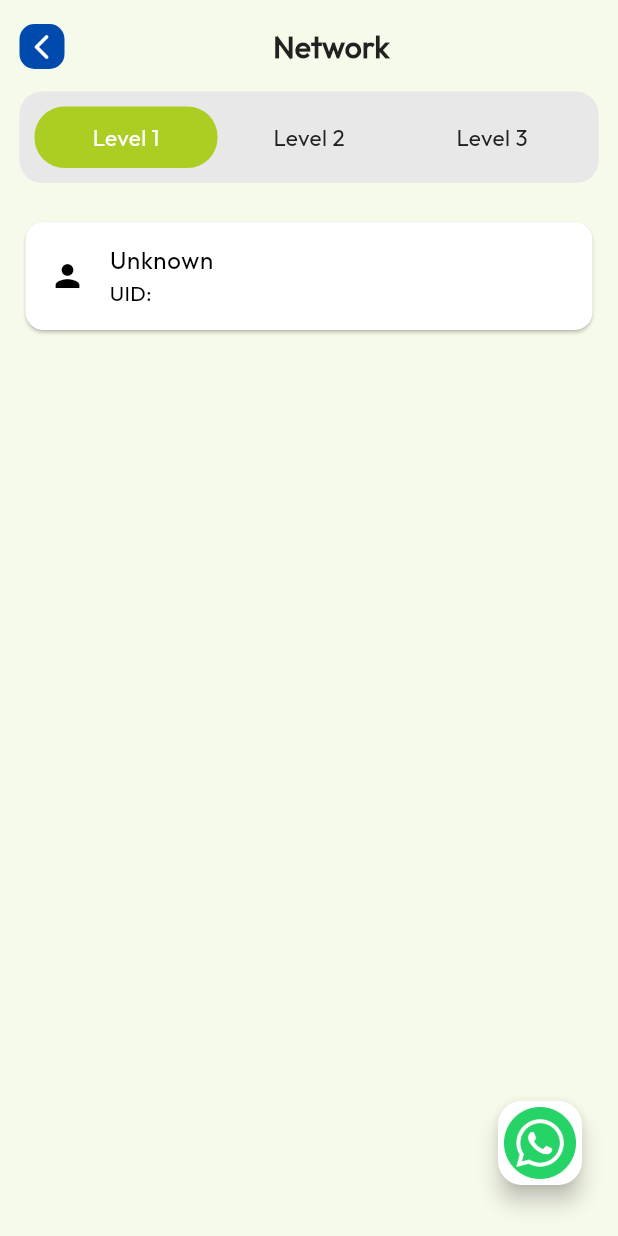
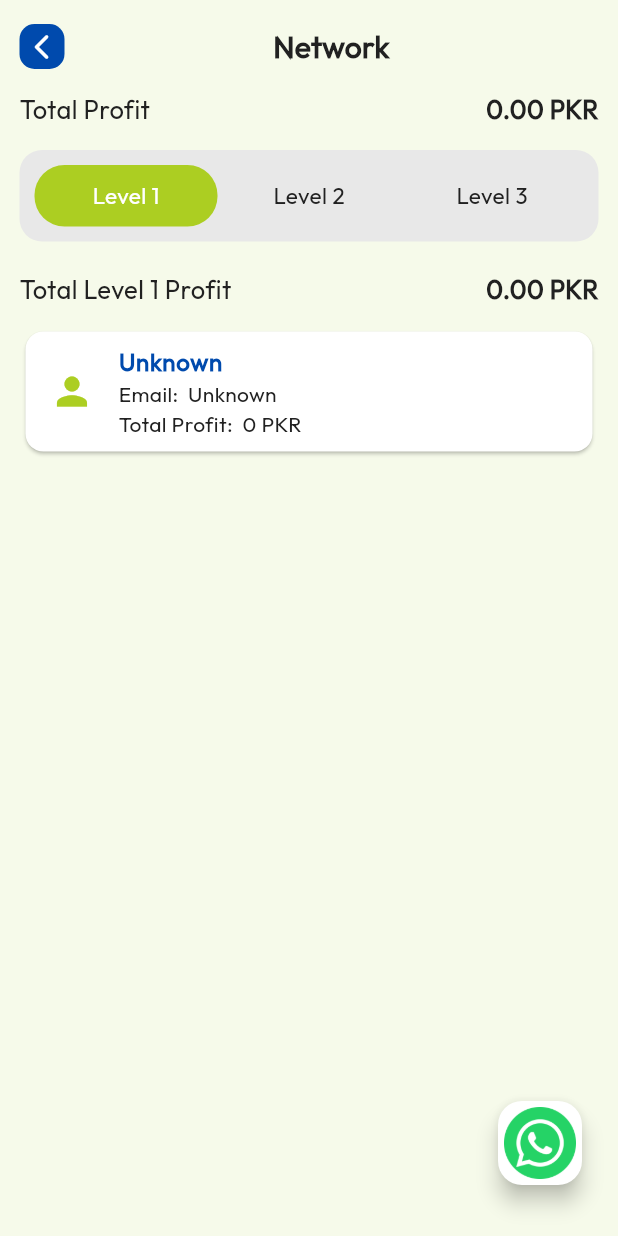
Before and after one commit to LeasureNFT/leasure_nft, a Flutter app: the NetworkScreen screen opened directly, on a phone screen of 412 x 824 dp. Run offline on Flutter 3.47's test engine with Material 3 defaults, Android fonts, the phone set to English and light mode, and no system bars; our stand-ins replace cloud_firestore, device_info_plus, dropdown_search, firebase_auth, firebase_core, flutter_rating_bar and 6 more; missing offline and left inert: universal_html; accounts and stored records are empty.

Commit message:
final pushed

```diff
--- a/lib/app/auth_controllers/verification_controler.dart
+++ b/lib/app/auth_controllers/verification_controler.dart
@@ -1,4 +1,3 @@
-
 import 'package:cloud_firestore/cloud_firestore.dart';
 import 'package:firebase_auth/firebase_auth.dart';
 import 'package:flutter/material.dart';
@@ -36,7 +35,8 @@ class VerificationController extends GetxController {
         name.value = args['name'];
 
         // Retrieve OTP verification ID
-        Get.log("[DEBUG] VerificationController initialized with email: $email, name: $name, deviceId: $deviceId");
+        Get.log(
+            "[DEBUG] VerificationController initialized with email: $email, name: $name, deviceId: $deviceId");
       }
     });
   }
@@ -132,7 +132,7 @@ class VerificationController extends GetxController {
       } else {
         // Email not verified – Delete unverified user
         await refreshedUser?.delete();
-      showToast("Email not verified. Account has been deleted.", isError: true);
+        showToast("Email not verified. Please go back and sigun with original emmail", isError: true);
         Get.offAllNamed(AppRoutes.signUp);
       }
     } catch (e) {
@@ -141,5 +141,4 @@ class VerificationController extends GetxController {
       isLoading.value = false;
     }
   }
-
 }
--- a/lib/app/users/contollers/user_main_controller.dart
+++ b/lib/app/users/contollers/user_main_controller.dart
@@ -4,7 +4,7 @@ import 'package:flutter/widgets.dart';
 import 'package:get/get.dart';
 import 'package:leasure_nft/app/users/models/user_model.dart';
 
-enum DashboardTab { deposit, task, home, withdraw, profile , network }
+enum DashboardTab { home, deposit, task, withdraw, network, profile }
 
 class UserDashboardController extends GetxController {
   Rx<UserModel?> userModel = Rx<UserModel?>(null); // 🔥 Reactive UserModel
--- a/lib/app/users/screens/dashboard/main_screen.dart
+++ b/lib/app/users/screens/dashboard/main_screen.dart
@@ -8,7 +8,6 @@ import 'package:leasure_nft/app/core/app_colors.dart';
 import 'package:leasure_nft/app/core/app_textstyle.dart';
 import 'package:leasure_nft/app/core/widgets/toas_message.dart';
 import 'package:leasure_nft/app/users/contollers/user_main_controller.dart';
-import 'package:leasure_nft/app/users/screens/network/network_screen.dart';
 import 'package:leasure_nft/app/users/screens/records/record_screen.dart';
 
 class UserMainScreen extends GetView<UserDashboardController> {
--- a/lib/app/users/screens/network/network_screen.dart
+++ b/lib/app/users/screens/network/network_screen.dart
@@ -1,10 +1,10 @@
 import 'package:flutter/material.dart';
 import 'package:flutter_screenutil/flutter_screenutil.dart';
-import 'package:flutter_simple_treeview/flutter_simple_treeview.dart';
 import 'package:get/get.dart';
 import 'package:leasure_nft/app/core/app_colors.dart';
 import 'package:leasure_nft/app/core/app_textstyle.dart';
 import 'package:leasure_nft/app/core/widgets/header.dart';
+import 'package:leasure_nft/app/users/contollers/user_main_controller.dart';
 import 'package:leasure_nft/app/users/screens/network/controller/network_controller.dart';
 import 'package:leasure_nft/app/users/screens/records/user_deposit_records.dart';
 
@@ -24,8 +24,34 @@ class NetworkScreen extends GetView<NetworkController> {
                     Header(
                         title: "Network",
                         ontap: () {
-                          Get.back();
+                          final controller1 =
+                              Get.find<UserDashboardController>();
+                          controller1.changePage(DashboardTab.home.index);
                         }),
+                    SizedBox(
+                      height: 15.h,
+                    ),
+                    Row(
+                      mainAxisAlignment: MainAxisAlignment.spaceBetween,
+                      children: [
+                        Text(
+                          "Total Profit",
+                          style: AppTextStyles.adaptiveText(context, 17)
+                              .copyWith(
+                                  fontWeight: FontWeight.normal,
+                                  color: AppColors.blackColor),
+                        ),
+                        Obx(
+                          () => Text(
+                            "${controller.totalProfit.value.toStringAsFixed(2)} PKR",
+                            style: AppTextStyles.adaptiveText(context, 17)
+                                .copyWith(
+                                    fontWeight: FontWeight.bold,
+                                    color: AppColors.blackColor),
+                          ),
+                        ),
+                      ],
+                    ),
                     SizedBox(
                       height: 15.h,
                     ),
@@ -102,22 +128,152 @@ class NetworkScreen extends GetView<NetworkController> {
                         }
 
                         if (currentList.isEmpty) {
-      return Center(child: Text("No users found in this level"));
+                          return Center(
+                              child: Text("No users found in this level"));
                         }
 
-    return ListView.builder(
+                        return Column(
+                          children: [
+                            controller.currentTab.value == 0
+                                ? Row(
+                                    mainAxisAlignment:
+                                        MainAxisAlignment.spaceBetween,
+                                    children: [
+                                      Text(
+                                        "Total Level 1 Profit",
+                                        style: AppTextStyles.adaptiveText(
+                                                context, 17)
+                                            .copyWith(
+                                                fontWeight: FontWeight.normal,
+                                                color: AppColors.blackColor),
+                                      ),
+                                      Obx(
+                                        () => Text(
+                                          "${controller.level1Profit.value.toStringAsFixed(2)} PKR",
+                                          style: AppTextStyles.adaptiveText(
+                                                  context, 17)
+                                              .copyWith(
+                                                  fontWeight: FontWeight.bold,
+                                                  color: AppColors.blackColor),
+                                        ),
+                                      ),
+                                    ],
+                                  )
+                                : controller.currentTab.value == 1
+                                    ? Row(
+                                        mainAxisAlignment:
+                                            MainAxisAlignment.spaceBetween,
+                                        children: [
+                                          Text(
+                                            "Total Level 2 Profit",
+                                            style: AppTextStyles.adaptiveText(
+                                                    context, 17)
+                                                .copyWith(
+                                                    fontWeight:
+                                                        FontWeight.normal,
+                                                    color:
+                                                        AppColors.blackColor),
+                                          ),
+                                          Obx(
+                                            () => Text(
+                                              "${controller.level2Profit.value.toStringAsFixed(2)} PKR",
+                                              style: AppTextStyles.adaptiveText(
+                                                      context, 17)
+                                                  .copyWith(
+                                                      fontWeight:
+                                                          FontWeight.bold,
+                                                      color:
+                                                          AppColors.blackColor),
+                                            ),
+                                          ),
+                                        ],
+                                      )
+                                    : controller.currentTab.value == 2
+                                        ? Row(
+                                            mainAxisAlignment:
+                                                MainAxisAlignment.spaceBetween,
+                                            children: [
+                                              Text(
+                                                "Total Level 3 Profit",
+                                                style:
+                                                    AppTextStyles.adaptiveText(
+                                                            context, 17)
+                                                        .copyWith(
+                                                            fontWeight:
+                                                                FontWeight
+                                                                    .normal,
+                                                            color: AppColors
+                                                                .blackColor),
+                                              ),
+                                              Obx(
+                                                () => Text(
+                                                  "${controller.level3Profit.value.toStringAsFixed(2)} PKR",
+                                                  style: AppTextStyles
+                                                          .adaptiveText(
+                                                              context, 17)
+                                                      .copyWith(
+                                                          fontWeight:
+                                                              FontWeight.bold,
+                                                          color: AppColors
+                                                              .blackColor),
+                                                ),
+                                              ),
+                                            ],
+                                          )
+                                        : SizedBox(),
+                            SizedBox(
+                              height: 10.h,
+                            ),
+                            Expanded(
+                              child: ListView.builder(
                                 itemCount: currentList.length,
                                 itemBuilder: (context, index) {
                                   final user = currentList[index];
                                   return Card(
-          margin: EdgeInsets.symmetric(vertical: 6, horizontal: 4),
+                                    margin: EdgeInsets.symmetric(
+                                        vertical: 6, horizontal: 4),
                                     child: ListTile(
-            leading: Icon(Icons.person),
-            title: Text(user["name"]),
-            subtitle: Text("UID: ${user["id"]}"),
+                                      leading: Icon(Icons.person,
+                                          size: 30,
+                                          color: AppColors.accentColor),
+                                      title: Text(
+                                        user["name"],
+                                        style: AppTextStyles.adaptiveText(
+                                                context, 16)
+                                            .copyWith(
+                                                fontWeight: FontWeight.w600,
+                                                color: AppColors.primaryColor),
+                                      ),
+                                      subtitle: Column(
+                                        crossAxisAlignment:
+                                            CrossAxisAlignment.start,
+                                        children: [
+                                          Text(
+                                            "Email:  ${user["email"]}",
+                                            style: AppTextStyles.adaptiveText(
+                                                    context, 14)
+                                                .copyWith(
+                                                    fontWeight: FontWeight.w400,
+                                                    color:
+                                                        AppColors.blackColor),
+                                          ),
+                                          Text(
+                                            "Total Profit:  ${user["totalProfit"]} PKR",
+                                            style: AppTextStyles.adaptiveText(
+                                                    context, 14)
+                                                .copyWith(
+                                                    fontWeight: FontWeight.w400,
+                                                    color:
+                                                        AppColors.blackColor),
+                                          ),
+                                        ],
+                                      ),
                                     ),
                                   );
                                 },
+                              ),
+                            ),
+                          ],
                         );
                       }),
                     )
@@ -130,36 +286,4 @@ class NetworkScreen extends GetView<NetworkController> {
   }
 
   /// Recursively build tree nodes
-  List<TreeNode> _buildTreeNodes(
-      List<Map<String, dynamic>> referrals, context) {
-    return referrals.map((referral) {
-      return TreeNode(
-        content: Container(
-          padding: EdgeInsets.symmetric(vertical: 8.h, horizontal: 12.w),
-          decoration: BoxDecoration(
-            borderRadius: BorderRadius.circular(8),
-            border: Border.all(color: AppColors.accentColor),
-            color: Colors.white,
-            boxShadow: [
-              BoxShadow(
-                color: Colors.grey.withOpacity(0.3),
-                spreadRadius: 2,
-                blurRadius: 5,
-                offset: Offset(0, 2),
-              ),
-            ],
-          ),
-          child: Row(
-            children: [
-              Icon(Icons.person, color: AppColors.primaryColor),
-              SizedBox(width: 10),
-              Text(referral["name"],
-                  style: AppTextStyles.adaptiveText(context, 15)),
-            ],
-          ),
-        ),
-        children: _buildTreeNodes(referral["children"], context),
-      );
-    }).toList();
 }
-}
```
Also changed, not shown: lib/app/auth_screens/varification_screen.dart (+29 -38 lines), lib/app/users/screens/network/controller/network_controller.dart (+82 -29 lines). Lines whose indentation alone changed are shown as unchanged.
